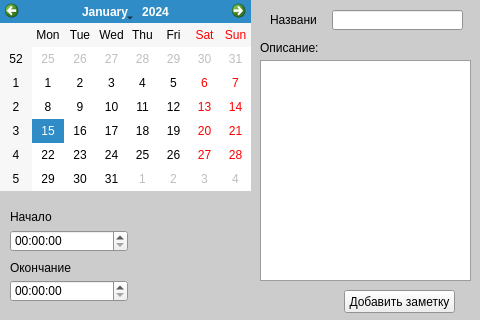
Above: gui/newNote.ui from NoValeria/organiser before the change. Below: the same form after it.
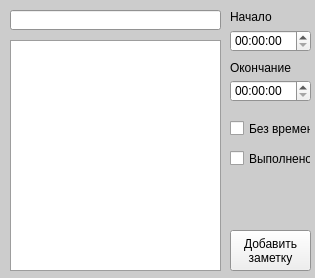
That is the form after the change.

The edit to the form file:
```diff
--- a/gui/newNote.ui
+++ b/gui/newNote.ui
@@ -6,10 +6,22 @@
    <rect>
     <x>0</x>
     <y>0</y>
-    <width>480</width>
-    <height>320</height>
+    <width>315</width>
+    <height>278</height>
    </rect>
   </property>
+  <property name="minimumSize">
+   <size>
+    <width>315</width>
+    <height>278</height>
+   </size>
+  </property>
+  <property name="maximumSize">
+   <size>
+    <width>315</width>
+    <height>278</height>
+   </size>
+  </property>
   <property name="palette">
    <palette>
     <active>
@@ -77,21 +89,11 @@
   <property name="windowTitle">
    <string>Form</string>
   </property>
-  <widget class="QCalendarWidget" name="calendarWidget">
-   <property name="geometry">
-    <rect>
-     <x>0</x>
-     <y>0</y>
-     <width>251</width>
-     <height>191</height>
-    </rect>
-   </property>
-  </widget>
   <widget class="QLabel" name="StartTimeLabel">
    <property name="geometry">
     <rect>
-     <x>10</x>
-     <y>210</y>
+     <x>230</x>
+     <y>10</y>
      <width>47</width>
      <height>13</height>
     </rect>
@@ -103,8 +105,8 @@
   <widget class="QLabel" name="EndTimeLabel">
    <property name="geometry">
     <rect>
-     <x>10</x>
-     <y>260</y>
+     <x>230</x>
+     <y>60</y>
      <width>61</width>
      <height>16</height>
     </rect>
@@ -116,9 +118,9 @@
   <widget class="QTimeEdit" name="startTimeSpinner">
    <property name="geometry">
     <rect>
-     <x>10</x>
-     <y>230</y>
-     <width>118</width>
+     <x>230</x>
+     <y>30</y>
+     <width>81</width>
      <height>22</height>
     </rect>
    </property>
@@ -126,9 +128,9 @@
   <widget class="QTimeEdit" name="endTimeEdit">
    <property name="geometry">
     <rect>
-     <x>10</x>
-     <y>280</y>
-     <width>118</width>
+     <x>230</x>
+     <y>80</y>
+     <width>81</width>
      <height>22</height>
     </rect>
    </property>
@@ -136,9 +138,9 @@
   <widget class="QLineEdit" name="nameTextPanel">
    <property name="geometry">
     <rect>
-     <x>332</x>
+     <x>10</x>
      <y>10</y>
-     <width>131</width>
+     <width>211</width>
      <height>20</height>
     </rect>
    </property>
@@ -146,50 +148,51 @@
   <widget class="QPlainTextEdit" name="descriptionTextPanel">
    <property name="geometry">
     <rect>
-     <x>260</x>
-     <y>60</y>
-     <width>211</width>
-     <height>221</height>
-    </rect>
-   </property>
-  </widget>
-  <widget class="QPushButton" name="addNoteButton">
-   <property name="geometry">
-    <rect>
-     <x>344</x>
-     <y>290</y>
-     <width>111</width>
-     <height>23</height>
-    </rect>
-   </property>
-   <property name="text">
-    <string>Добавить заметку</string>
-   </property>
-  </widget>
-  <widget class="QLabel" name="titleLabel">
-   <property name="geometry">
-    <rect>
-     <x>270</x>
-     <y>13</y>
-     <width>47</width>
-     <height>13</height>
-    </rect>
-   </property>
-   <property name="text">
-    <string>Название</string>
-   </property>
-  </widget>
-  <widget class="QLabel" name="descriptionLabel">
-   <property name="geometry">
-    <rect>
-     <x>260</x>
+     <x>10</x>
      <y>40</y>
-     <width>61</width>
-     <height>16</height>
+     <width>211</width>
+     <height>231</height>
     </rect>
    </property>
+  </widget>
+  <widget class="QPushButton" name="addNoteButton">
+   <property name="geometry">
+    <rect>
+     <x>230</x>
+     <y>230</y>
+     <width>81</width>
+     <height>41</height>
+    </rect>
+   </property>
    <property name="text">
-    <string>Описание:</string>
+    <string>Добавить
+заметку</string>
+   </property>
+  </widget>
+  <widget class="QCheckBox" name="checkBoxWithoutTime">
+   <property name="geometry">
+    <rect>
+     <x>230</x>
+     <y>120</y>
+     <width>81</width>
+     <height>17</height>
+    </rect>
+   </property>
+   <property name="text">
+    <string>Без времени</string>
+   </property>
+  </widget>
+  <widget class="QCheckBox" name="checkBoxDone">
+   <property name="geometry">
+    <rect>
+     <x>230</x>
+     <y>150</y>
+     <width>81</width>
+     <height>17</height>
+    </rect>
+   </property>
+   <property name="text">
+    <string>Выполнено</string>
    </property>
   </widget>
  </widget>
```
Left out of the diff: 6 changed lines with no effect on the pictures.
